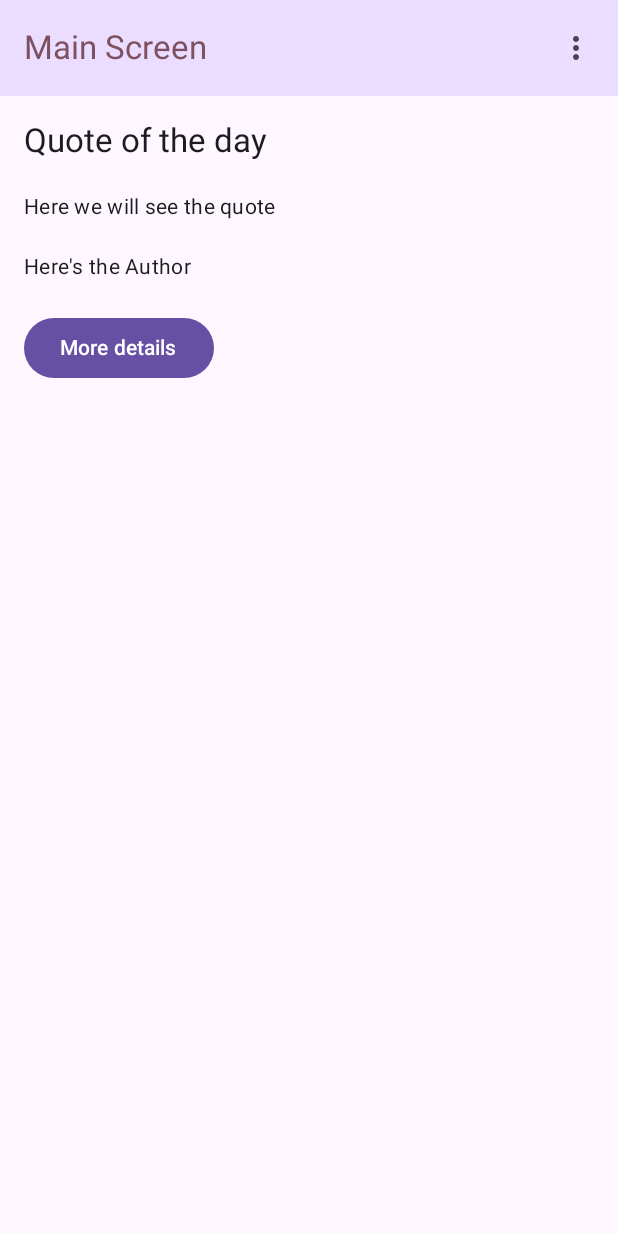
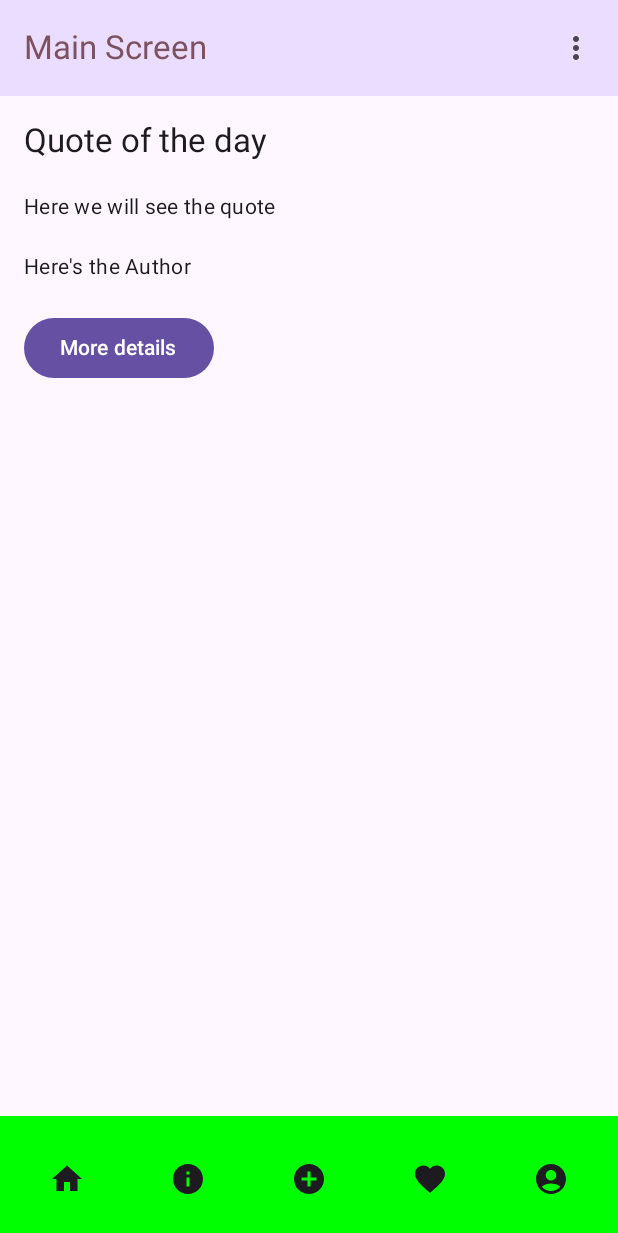
Before and after one commit to xtinabru/QuoteKa, an Android app built with Jetpack Compose: the screen it shows after launch (MainActivity), on a phone screen of 412 x 824 dp. Shown: the top 1233 px of the screen. Run offline under Robolectric (Android 15) with nearby library versions, the phone set to English and light mode, and no system bars.

Commit message:
feat: Add simple bottom app bar

```diff
--- a/app/build.gradle.kts
+++ b/app/build.gradle.kts
@@ -51,6 +51,7 @@ dependencies {
     implementation(libs.androidx.material3)
     implementation(libs.navigation.compose)
     implementation ("androidx.navigation:navigation-compose:2.8.7")
+    implementation(libs.material)
     testImplementation(libs.junit)
     androidTestImplementation(libs.androidx.junit)
     androidTestImplementation(libs.androidx.espresso.core)
--- a/app/src/main/java/com/example/quotekaapplication/ui/theme/composables/BottomBar.kt
+++ b/app/src/main/java/com/example/quotekaapplication/ui/theme/composables/BottomBar.kt
@@ -1 +1,55 @@
-package com.example.quotekaapplication.ui.theme.composables
+import androidx.compose.foundation.layout.Row
+import androidx.compose.foundation.layout.fillMaxWidth
+import androidx.compose.material.icons.Icons
+import androidx.compose.material.icons.filled.AccountCircle
+import androidx.compose.material.icons.filled.Add
+import androidx.compose.material.icons.filled.AddCircle
+import androidx.compose.material.icons.filled.Favorite
+import androidx.compose.material.icons.filled.Home
+import androidx.compose.material.icons.filled.Info
+import androidx.compose.material3.BottomAppBar
+import androidx.compose.material3.Icon
+import androidx.compose.material3.IconButton
+import androidx.compose.runtime.Composable
+import androidx.compose.ui.Alignment
+import androidx.compose.ui.Modifier
+import androidx.compose.ui.graphics.Color
+import androidx.navigation.NavController
+
+@Composable
+fun BottomBar(navController: NavController) {
+
+    BottomAppBar(
+        modifier = Modifier.fillMaxWidth(),
+        containerColor = Color.Green,
+        actions = {
+
+            Row(
+                modifier = Modifier.fillMaxWidth(),
+                horizontalArrangement = androidx.compose.foundation.layout.Arrangement.SpaceAround, // Выравнивание
+                verticalAlignment = Alignment.CenterVertically
+            ) {
+                // btns
+                IconButton(onClick = { navController.navigate("home") }) {
+                    Icon(imageVector = Icons.Filled.Home, contentDescription = "Home")
+                }
+                IconButton(onClick = { navController.navigate("categories") }) {
+                    Icon(imageVector = Icons.Filled.Info, contentDescription = "Categories")
+                }
+
+                IconButton(onClick = { navController.navigate("add_quote") }) {
+                    Icon(imageVector = Icons.Filled.AddCircle, contentDescription = "Add Quote")
+                }
+                IconButton(onClick = { navController.navigate("favorite") }) {
+                    Icon(imageVector = Icons.Filled.Favorite, contentDescription = "Favorite")
+                }
+
+                IconButton(onClick = { navController.navigate("profile") }) {
+                    Icon(imageVector = Icons.Filled.AccountCircle, contentDescription = "Profile")
+                }
+            }
+
+
+        }
+    )
+}
--- a/app/src/main/java/com/example/quotekaapplication/ui/theme/composables/ScaffoldApp.kt
+++ b/app/src/main/java/com/example/quotekaapplication/ui/theme/composables/ScaffoldApp.kt
@@ -1,6 +1,8 @@
 
+import androidx.compose.foundation.layout.fillMaxSize
 import androidx.compose.material3.Scaffold
 import androidx.compose.runtime.Composable
+import androidx.compose.ui.Modifier
 import androidx.navigation.compose.NavHost
 import androidx.navigation.compose.composable
 import androidx.navigation.compose.rememberNavController
@@ -12,11 +14,13 @@ import com.example.quotekaapplication.ui.theme.screens.SettingsScreen
 fun ScaffoldApp() {
     val navController = rememberNavController()
     Scaffold(
+        modifier = Modifier.fillMaxSize(),
         topBar = {
-            // Добавляем TopAppBar с названием "Main Screen"
+
             TopAppBar(title = "Main Screen", navController = navController)
         },
         content = { paddingValues -> // paddings btwn elements
+
             NavHost(
                 navController = navController,
                 startDestination = "home"
@@ -25,6 +29,7 @@ fun ScaffoldApp() {
                 composable(route = "info")  { QuoteInfo(navController, paddingValues) }
                 composable(route = "settings")  { SettingsScreen(navController, paddingValues) }
             }
-        }
+        },
+        bottomBar = { BottomBar(navController) }
     )
 }
--- a/gradle/libs.versions.toml
+++ b/gradle/libs.versions.toml
@@ -9,6 +9,7 @@ lifecycleRuntimeKtx = "2.8.7"
 activityCompose = "1.10.0"
 composeBom = "2025.02.00"
 navigation_compose = "2.8.7"
+material = "1.12.0"
 
 [libraries]
 androidx-core-ktx = { group = "androidx.core", name = "core-ktx", version.ref = "coreKtx" }
@@ -26,6 +27,7 @@ androidx-ui-test-manifest = { group = "androidx.compose.ui", name = "ui-test-man
 androidx-ui-test-junit4 = { group = "androidx.compose.ui", name = "ui-test-junit4" }
 androidx-material3 = { group = "androidx.compose.material3", name = "material3" }
 navigation-compose = { module = "androidx.navigation:navigation-compose", version.ref = "navigation_compose" }
+material = { group = "com.google.android.material", name = "material", version.ref = "material" }
 
 [plugins]
 android-application = { id = "com.android.application", version.ref = "agp" }
```
